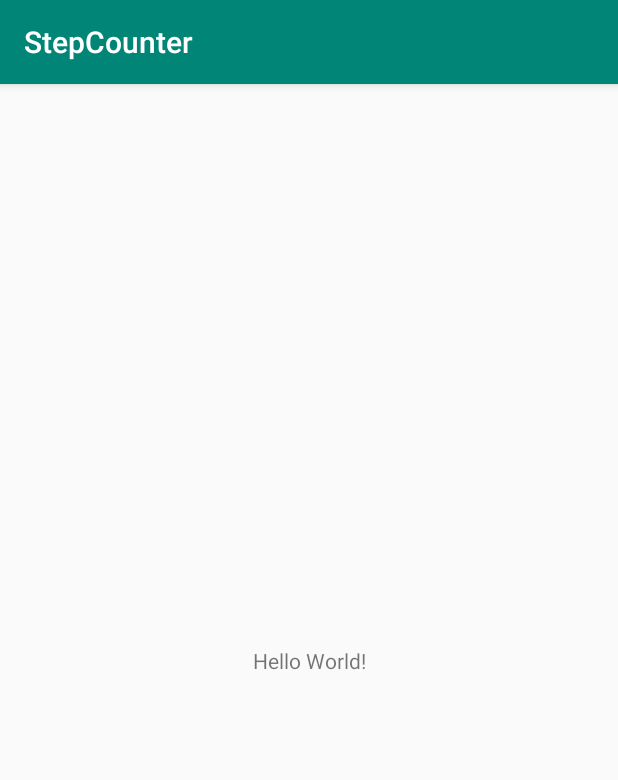
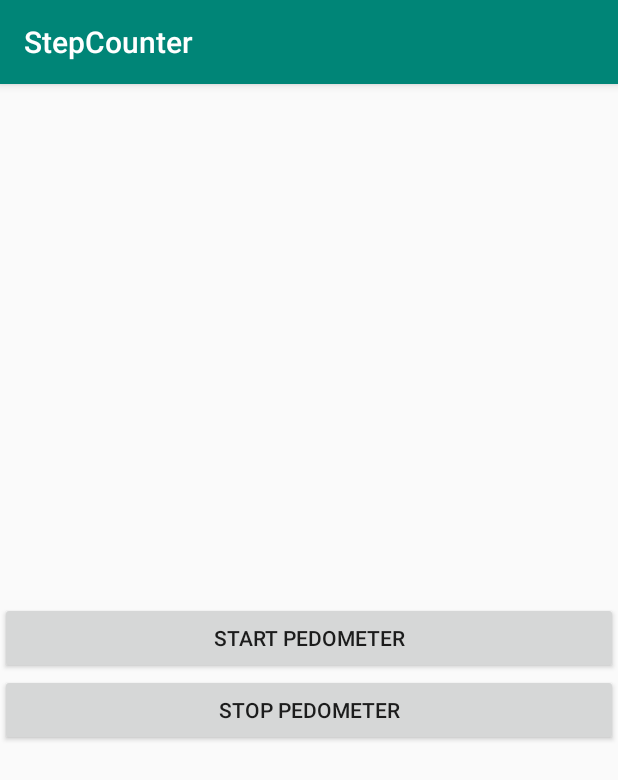
Before and after one commit to tranleminh/StepCounter, an Android app: the screen it shows after launch (MainActivity), on a phone screen of 412 x 824 dp. Shown: the top 780 px of the screen. Run offline under Robolectric (Android 15) with nearby library versions, the phone set to English and light mode, and no system bars.

Commit message:
Update Step counter

```diff
--- a/app/src/main/AndroidManifest.xml
+++ b/app/src/main/AndroidManifest.xml
@@ -1,6 +1,6 @@
 <?xml version="1.0" encoding="utf-8"?>
 <manifest xmlns:android="http://schemas.android.com/apk/res/android"
-    package="com.functionality.stepcounter" >
+    package="com.functionality.stepcounter">
 
     <application
         android:allowBackup="true"
@@ -8,8 +8,8 @@
         android:label="@string/app_name"
         android:roundIcon="@mipmap/ic_launcher_round"
         android:supportsRtl="true"
-        android:theme="@style/AppTheme" >
-        <activity android:name=".MainActivity" >
+        android:theme="@style/AppTheme">
+        <activity android:name=".MainActivity">
             <intent-filter>
                 <action android:name="android.intent.action.MAIN" />
 
--- /dev/null
+++ b/app/src/main/java/com/functionality/listener/StepListener.java
@@ -0,0 +1,7 @@
+package com.listener;
+
+public interface StepListener {
+
+    public void step(long timeNs);
+
+}
--- a/app/src/main/java/com/functionality/stepcounter/MainActivity.java
+++ b/app/src/main/java/com/functionality/stepcounter/MainActivity.java
@@ -1,13 +1,91 @@
 package com.functionality.stepcounter;
 
+import android.hardware.Sensor;
+import android.hardware.SensorEvent;
+import android.hardware.SensorEventListener;
+import android.hardware.SensorManager;
+import android.os.Bundle;
+import android.view.View;
+import android.widget.Button;
+import android.widget.TextView;
+
 import androidx.appcompat.app.AppCompatActivity;
-import android.os.Bundle;
+import com.functionality.stepdetector.*;
 
-public class MainActivity extends AppCompatActivity {
+
+public class MainActivity extends AppCompatActivity implements SensorEventListener, com.listener.StepListener {
+    private TextView textView;
+    private StepDetector simpleStepDetector;
+    private SensorManager sensorManager;
+    private Sensor accel;
+    private static final String TEXT_NUM_STEPS = "Number of Steps: ";
+    private int numSteps;
+    private TextView TvSteps;
+    private Button BtnStart;
+    private Button BtnStop;
 
     @Override
     protected void onCreate(Bundle savedInstanceState) {
         super.onCreate(savedInstanceState);
         setContentView(R.layout.activity_main);
+
+
+        // Get an instance of the SensorManager
+        sensorManager = (SensorManager) getSystemService(SENSOR_SERVICE);
+        accel = sensorManager.getDefaultSensor(Sensor.TYPE_ACCELEROMETER);
+        simpleStepDetector = new StepDetector();
+        simpleStepDetector.registerListener(this);
+
+        TvSteps = (TextView) findViewById(R.id.tv_steps);
+        BtnStart = (Button) findViewById(R.id.btn_start);
+        BtnStop = (Button) findViewById(R.id.btn_stop);
+
+
+
+        BtnStart.setOnClickListener(new View.OnClickListener() {
+
+            @Override
+            public void onClick(View arg0) {
+
+                numSteps = 0;
+                sensorManager.registerListener(MainActivity.this, accel, SensorManager.SENSOR_DELAY_FASTEST);
+
+            }
+        });
+
+
+        BtnStop.setOnClickListener(new View.OnClickListener() {
+
+            @Override
+            public void onClick(View arg0) {
+
+                sensorManager.unregisterListener(MainActivity.this);
+
+            }
+        });
+
+
+
     }
+
+
+
+    @Override
+    public void onAccuracyChanged(Sensor sensor, int accuracy) {
+    }
+
+    @Override
+    public void onSensorChanged(SensorEvent event) {
+        if (event.sensor.getType() == Sensor.TYPE_ACCELEROMETER) {
+            simpleStepDetector.updateAccel(
+                    event.timestamp, event.values[0], event.values[1], event.values[2]);
+        }
+    }
+
+    @Override
+    public void step(long timeNs) {
+        numSteps++;
+        TvSteps.setText(TEXT_NUM_STEPS + numSteps);
+    }
+
 }
--- /dev/null
+++ b/app/src/main/java/com/functionality/stepdetector/StepDetector.java
@@ -0,0 +1,67 @@
+package com.functionality.stepdetector;
+
+import com.functionality.accelero.*;
+
+public class StepDetector {
+
+    private static final int ACCEL_RING_SIZE = 50;
+    private static final int VEL_RING_SIZE = 10;
+
+    // change this threshold according to your sensitivity preferences
+    private static final float STEP_THRESHOLD = 50f;
+
+    private static final int STEP_DELAY_NS = 250000000;
+
+    private int accelRingCounter = 0;
+    private float[] accelRingX = new float[ACCEL_RING_SIZE];
+    private float[] accelRingY = new float[ACCEL_RING_SIZE];
+    private float[] accelRingZ = new float[ACCEL_RING_SIZE];
+    private int velRingCounter = 0;
+    private float[] velRing = new float[VEL_RING_SIZE];
+    private long lastStepTimeNs = 0;
+    private float oldVelocityEstimate = 0;
+
+    private com.listener.StepListener listener;
+
+    public void registerListener(com.listener.StepListener listener) {
+        this.listener = listener;
+    }
+
+
+    public void updateAccel(long timeNs, float x, float y, float z) {
+        float[] currentAccel = new float[3];
+        currentAccel[0] = x;
+        currentAccel[1] = y;
+        currentAccel[2] = z;
+
+        // First step is to update our guess of where the global z vector is.
+        accelRingCounter++;
+        accelRingX[accelRingCounter % ACCEL_RING_SIZE] = currentAccel[0];
+        accelRingY[accelRingCounter % ACCEL_RING_SIZE] = currentAccel[1];
+        accelRingZ[accelRingCounter % ACCEL_RING_SIZE] = currentAccel[2];
+
+        float[] worldZ = new float[3];
+        worldZ[0] = SensorFilter.sum(accelRingX) / Math.min(accelRingCounter, ACCEL_RING_SIZE);
+        worldZ[1] = SensorFilter.sum(accelRingY) / Math.min(accelRingCounter, ACCEL_RING_SIZE);
+        worldZ[2] = SensorFilter.sum(accelRingZ) / Math.min(accelRingCounter, ACCEL_RING_SIZE);
+
+        float normalization_factor = SensorFilter.norm(worldZ);
+
+        worldZ[0] = worldZ[0] / normalization_factor;
+        worldZ[1] = worldZ[1] / normalization_factor;
+        worldZ[2] = worldZ[2] / normalization_factor;
+
+        float currentZ = SensorFilter.dot(worldZ, currentAccel) - normalization_factor;
+        velRingCounter++;
+        velRing[velRingCounter % VEL_RING_SIZE] = currentZ;
+
+        float velocityEstimate = SensorFilter.sum(velRing);
+
+        if (velocityEstimate > STEP_THRESHOLD && oldVelocityEstimate <= STEP_THRESHOLD
+                && (timeNs - lastStepTimeNs > STEP_DELAY_NS)) {
+            listener.step(timeNs);
+            lastStepTimeNs = timeNs;
+        }
+        oldVelocityEstimate = velocityEstimate;
+    }
+}
--- a/app/src/main/res/layout/activity_main.xml
+++ b/app/src/main/res/layout/activity_main.xml
@@ -1,19 +1,32 @@
 <?xml version="1.0" encoding="utf-8"?>
-<androidx.constraintlayout.widget.ConstraintLayout
-    xmlns:android="http://schemas.android.com/apk/res/android"
-    xmlns:tools="http://schemas.android.com/tools"
-    xmlns:app="http://schemas.android.com/apk/res-auto"
+<LinearLayout xmlns:android="http://schemas.android.com/apk/res/android"
+    android:orientation="vertical"
+    android:gravity="center"
     android:layout_width="match_parent"
-    android:layout_height="match_parent"
-    tools:context=".MainActivity">
+    android:layout_height="match_parent">
+
+
 
     <TextView
-        android:layout_width="wrap_content"
+        android:id="@+id/tv_steps"
+        android:layout_width="match_parent"
         android:layout_height="wrap_content"
-        android:text="Hello World!"
-        app:layout_constraintBottom_toBottomOf="parent"
-        app:layout_constraintLeft_toLeftOf="parent"
-        app:layout_constraintRight_toRightOf="parent"
-        app:layout_constraintTop_toTopOf="parent" />
+        android:gravity="center"
+        />
 
-</androidx.constraintlayout.widget.ConstraintLayout>
+
+    <Button
+        android:id="@+id/btn_start"
+        android:layout_width="match_parent"
+        android:layout_height="wrap_content"
+        android:text="Start Pedometer"
+        />
+
+    <Button
+        android:id="@+id/btn_stop"
+        android:layout_width="match_parent"
+        android:layout_height="wrap_content"
+        android:text="Stop Pedometer"
+        />
+
+</LinearLayout>
--- a/app/src/main/res/mipmap-anydpi-v26/ic_launcher.xml
+++ b/app/src/main/res/mipmap-anydpi-v26/ic_launcher.xml
@@ -1,5 +1,5 @@
 <?xml version="1.0" encoding="utf-8"?>
 <adaptive-icon xmlns:android="http://schemas.android.com/apk/res/android">
-    <background android:drawable="@drawable/ic_launcher_background"/>
-    <foreground android:drawable="@drawable/ic_launcher_foreground"/>
+    <background android:drawable="@drawable/ic_launcher_background" />
+    <foreground android:drawable="@drawable/ic_launcher_foreground" />
 </adaptive-icon>
--- a/app/src/main/res/mipmap-anydpi-v26/ic_launcher_round.xml
+++ b/app/src/main/res/mipmap-anydpi-v26/ic_launcher_round.xml
@@ -1,5 +1,5 @@
 <?xml version="1.0" encoding="utf-8"?>
 <adaptive-icon xmlns:android="http://schemas.android.com/apk/res/android">
-    <background android:drawable="@drawable/ic_launcher_background"/>
-    <foreground android:drawable="@drawable/ic_launcher_foreground"/>
+    <background android:drawable="@drawable/ic_launcher_background" />
+    <foreground android:drawable="@drawable/ic_launcher_foreground" />
 </adaptive-icon>
--- a/gradle.properties
+++ b/gradle.properties
@@ -1,21 +1,16 @@
 # Project-wide Gradle settings.
-
 # IDE (e.g. Android Studio) users:
 # Gradle settings configured through the IDE *will override*
 # any settings specified in this file.
-
 # For more details on how to configure your build environment visit
 # http://www.gradle.org/docs/current/userguide/build_environment.html
-
 # Specifies the JVM arguments used for the daemon process.
 # The setting is particularly useful for tweaking memory settings.
 org.gradle.jvmargs=-Xmx1536m
-
 # When configured, Gradle will run in incubating parallel mode.
 # This option should only be used with decoupled projects. More details, visit
 # http://www.gradle.org/docs/current/userguide/multi_project_builds.html#sec:decoupled_projects
 # org.gradle.parallel=true
-
 # AndroidX package structure to make it clearer which packages are bundled with the
 # Android operating system, and which are packaged with your app's APK
 # https://developer.android.com/topic/libraries/support-library/androidx-rn
```
Also changed, not shown: app/src/main/java/com/functionality/accelero/SensorFilter.java (added, +47 -0 lines), app/src/main/res/drawable-v24/ic_launcher_foreground.xml (+6 -6 lines), app/src/main/res/drawable/ic_launcher_background.xml (+166 -70 lines), 1 other file.
